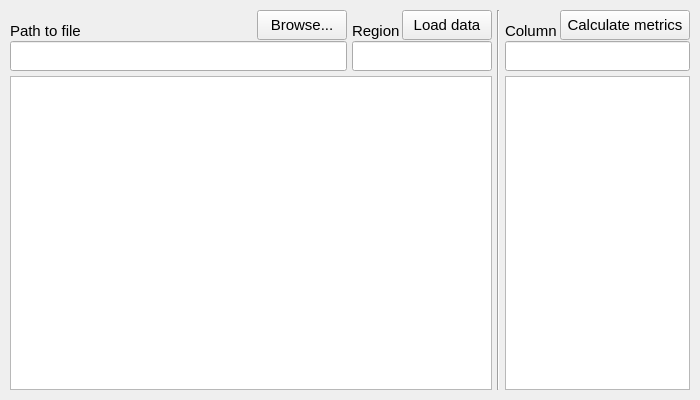
The window that mainwindow.ui (usual-one/CSVViewer) describes before a commit, drawn with Qt 5.
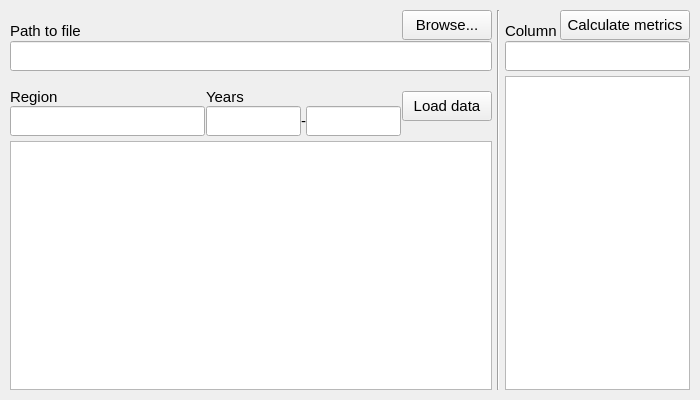
The same window after the commit.

Commit message: added years fields

Patch:
```diff
--- a/mainwindow.ui
+++ b/mainwindow.ui
@@ -34,7 +34,7 @@
    <property name="whatsThis">
     <string/>
    </property>
-   <layout class="QHBoxLayout" name="horizontalLayout_2" stretch="5,0,1">
+   <layout class="QHBoxLayout" name="horizontalLayout_5" stretch="3,0,1">
     <property name="spacing">
      <number>5</number>
     </property>
@@ -56,11 +56,6 @@
        <number>5</number>
       </property>
       <item>
-       <layout class="QHBoxLayout" name="layout_found" stretch="3,1">
-        <property name="spacing">
-         <number>5</number>
-        </property>
-        <item>
          <layout class="QVBoxLayout" name="layout_path">
           <property name="spacing">
            <number>1</number>
@@ -131,6 +126,11 @@
                 <height>30</height>
                </size>
               </property>
+            <property name="font">
+             <font>
+              <family>Ubuntu</family>
+             </font>
+            </property>
               <property name="text">
                <string>Browse...</string>
               </property>
@@ -152,14 +152,24 @@
               <height>30</height>
              </size>
             </property>
+          <property name="font">
+           <font>
+            <family>Ubuntu</family>
+           </font>
+          </property>
            </widget>
           </item>
          </layout>
         </item>
+      <item>
+       <layout class="QHBoxLayout" name="layout_criteria" stretch="2,2,0">
+        <property name="spacing">
+         <number>1</number>
+        </property>
         <item>
          <layout class="QVBoxLayout" name="layout_region">
           <property name="spacing">
-           <number>1</number>
+           <number>0</number>
           </property>
           <item>
            <layout class="QHBoxLayout" name="layout_region_top">
@@ -186,6 +196,11 @@
                 <height>30</height>
                </size>
               </property>
+              <property name="font">
+               <font>
+                <family>Ubuntu</family>
+               </font>
+              </property>
               <property name="text">
                <string>Region</string>
               </property>
@@ -207,6 +222,147 @@
               </property>
              </spacer>
             </item>
+           </layout>
+          </item>
+          <item>
+           <widget class="QLineEdit" name="ln_region">
+            <property name="minimumSize">
+             <size>
+              <width>100</width>
+              <height>30</height>
+             </size>
+            </property>
+            <property name="maximumSize">
+             <size>
+              <width>16777215</width>
+              <height>30</height>
+             </size>
+            </property>
+            <property name="font">
+             <font>
+              <family>Ubuntu</family>
+             </font>
+            </property>
+           </widget>
+          </item>
+         </layout>
+        </item>
+        <item>
+         <layout class="QVBoxLayout" name="layout_years">
+          <property name="spacing">
+           <number>0</number>
+          </property>
+          <item>
+           <layout class="QHBoxLayout" name="layout_years_top">
+            <property name="spacing">
+             <number>0</number>
+            </property>
+            <item>
+             <widget class="QLabel" name="lbl_years">
+              <property name="sizePolicy">
+               <sizepolicy hsizetype="Fixed" vsizetype="Fixed">
+                <horstretch>0</horstretch>
+                <verstretch>0</verstretch>
+               </sizepolicy>
+              </property>
+              <property name="minimumSize">
+               <size>
+                <width>40</width>
+                <height>30</height>
+               </size>
+              </property>
+              <property name="maximumSize">
+               <size>
+                <width>40</width>
+                <height>30</height>
+               </size>
+              </property>
+              <property name="font">
+               <font>
+                <family>Ubuntu</family>
+               </font>
+              </property>
+              <property name="text">
+               <string>Years</string>
+              </property>
+              <property name="alignment">
+               <set>Qt::AlignBottom|Qt::AlignLeading|Qt::AlignLeft</set>
+              </property>
+             </widget>
+            </item>
+            <item>
+             <spacer name="spacer_years">
+              <property name="orientation">
+               <enum>Qt::Horizontal</enum>
+              </property>
+              <property name="sizeHint" stdset="0">
+               <size>
+                <width>40</width>
+                <height>20</height>
+               </size>
+              </property>
+             </spacer>
+            </item>
+           </layout>
+          </item>
+          <item>
+           <layout class="QHBoxLayout" name="layout_years_bottom" stretch="0,0,0">
+            <property name="spacing">
+             <number>0</number>
+            </property>
+            <item>
+             <widget class="QLineEdit" name="ln_init_year">
+              <property name="minimumSize">
+               <size>
+                <width>0</width>
+                <height>30</height>
+               </size>
+              </property>
+              <property name="maximumSize">
+               <size>
+                <width>16777215</width>
+                <height>30</height>
+               </size>
+              </property>
+              <property name="font">
+               <font>
+                <family>Ubuntu</family>
+               </font>
+              </property>
+             </widget>
+            </item>
+            <item>
+             <widget class="QLabel" name="lbl_dash">
+              <property name="text">
+               <string>-</string>
+              </property>
+             </widget>
+            </item>
+            <item>
+             <widget class="QLineEdit" name="ln_final_year">
+              <property name="minimumSize">
+               <size>
+                <width>0</width>
+                <height>30</height>
+               </size>
+              </property>
+              <property name="maximumSize">
+               <size>
+                <width>16777215</width>
+                <height>30</height>
+               </size>
+              </property>
+              <property name="font">
+               <font>
+                <family>Ubuntu</family>
+               </font>
+              </property>
+             </widget>
+            </item>
+           </layout>
+          </item>
+         </layout>
+        </item>
             <item>
              <widget class="QPushButton" name="btn_load">
               <property name="sizePolicy">
@@ -227,6 +383,11 @@
                 <height>30</height>
                </size>
               </property>
+          <property name="font">
+           <font>
+            <family>Ubuntu</family>
+           </font>
+          </property>
               <property name="text">
                <string>Load data</string>
               </property>
@@ -235,21 +396,13 @@
            </layout>
           </item>
           <item>
-           <widget class="QLineEdit" name="ln_region">
-            <property name="minimumSize">
-             <size>
-              <width>0</width>
-              <height>30</height>
-             </size>
-            </property>
-           </widget>
-          </item>
-         </layout>
-        </item>
-       </layout>
-      </item>
-      <item>
-       <widget class="QTableView" name="tbl_found"/>
+       <widget class="QTableView" name="tbl_found">
+        <property name="font">
+         <font>
+          <family>Ubuntu</family>
+         </font>
+        </property>
+       </widget>
       </item>
      </layout>
     </item>
```
Left out of the diff: 28 changed lines with no effect on the pictures. Lines whose indentation alone changed are shown as unchanged. The commit also changes 6 other files.
